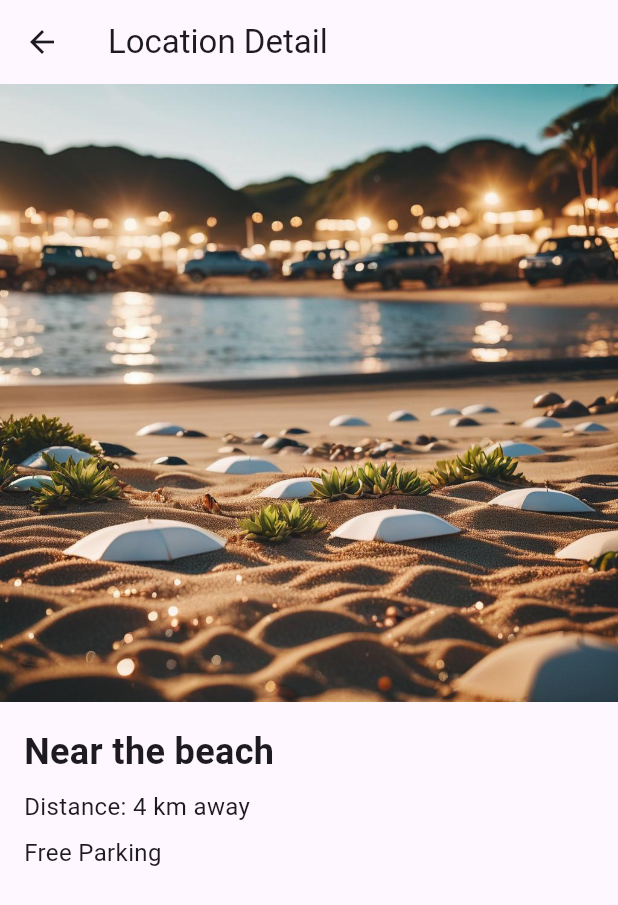
After one commit to amalendu123/producthon-02, a Flutter app: the Home screen opened directly, after a tap on "Near the beach", on a phone screen of 412 x 824 dp. The commit adds this screen. Shown: the top 905 px of the screen. Run offline on Flutter 3.47's test engine with Material 3 defaults, Android fonts, the phone set to English and light mode, and no system bars; our stand-ins replace timeline_tile.

Commit message:
added location detail page

```diff
--- a/appcode/assets/location.json
+++ b/appcode/assets/location.json
@@ -6,7 +6,9 @@
             "distance":4,
             "isPaid":false,
             "price":0,
-            "image":"assets/Location_image/image1.jpg"
+            "image":"assets/Location_image/image1.jpg",
+            "totalSlots":20,
+            "available":20
 
         },
         {
@@ -15,7 +17,9 @@
             "distance":6,
             "isPaid":false,
             "price":0,
-            "image":"assets/Location_image/image2.jpg"
+            "image":"assets/Location_image/image2.jpg",
+            "totalSlots":20,
+            "available":20
 
         },
         {
@@ -24,7 +28,9 @@
             "distance":8,
             "isPaid":true,
             "price":10,
-            "image":"assets/Location_image/image3.jpg"
+            "image":"assets/Location_image/image3.jpg",
+            "totalSlots":20,
+            "available":20
 
         }
     ]
--- /dev/null
+++ b/appcode/lib/component/LocationDetailPage.dart
@@ -0,0 +1,68 @@
+import 'package:flutter/material.dart';
+
+class LocationDetailPage extends StatelessWidget {
+  final String name;
+  final int distance;
+  final bool isPaid;
+  final int price;
+  final String image;
+
+  const LocationDetailPage({
+    Key? key,
+    required this.name,
+    required this.distance,
+    required this.isPaid,
+    required this.price,
+    required this.image,
+  }) : super(key: key);
+
+  @override
+  Widget build(BuildContext context) {
+    return Scaffold(
+      appBar: AppBar(
+        title: Text('Location Detail'),
+      ),
+      body: SingleChildScrollView(
+        child: Column(
+          crossAxisAlignment: CrossAxisAlignment.start,
+          children: [
+            Image.asset(
+              image,
+              fit: BoxFit.cover,
+            ),
+            Padding(
+              padding: const EdgeInsets.all(16.0),
+              child: Column(
+                crossAxisAlignment: CrossAxisAlignment.start,
+                children: [
+                  Text(
+                    name,
+                    style: TextStyle(
+                      fontSize: 24,
+                      fontWeight: FontWeight.bold,
+                    ),
+                  ),
+                  SizedBox(height: 8),
+                  Text(
+                    'Distance: $distance km away',
+                    style: TextStyle(fontSize: 16),
+                  ),
+                  SizedBox(height: 8),
+                  Text(
+                    isPaid ? 'Paid Parking' : 'Free Parking',
+                    style: TextStyle(fontSize: 16),
+                  ),
+                  if (isPaid)
+                    Text(
+                      'Price: \$$price',
+                      style: TextStyle(fontSize: 16),
+                    ),
+                ],
+              ),
+            ),
+          ],
+        ),
+      ),
+    );
+  }
+}
--- a/appcode/lib/component/Locationcard.dart
+++ b/appcode/lib/component/Locationcard.dart
@@ -1,3 +1,4 @@
+import 'package:appcode/component/LocationDetailPage.dart';
 import 'package:flutter/material.dart';
 
 class LocationCard extends StatelessWidget {
@@ -18,7 +19,23 @@ class LocationCard extends StatelessWidget {
 
   @override
   Widget build(BuildContext context) {
-    return Container(
+    return GestureDetector(
+      onTap: () {
+        // Navigate to the detail page when the card is tapped
+        Navigator.push(
+          context,
+          MaterialPageRoute(
+            builder: (context) => LocationDetailPage(
+              name: name,
+              distance: distance,
+              isPaid: isPaid,
+              price: price,
+              image: image,
+            ),
+          ),
+        );
+      },
+      child: Container(
         height: 200,
         margin: EdgeInsets.only(top: 20),
         decoration: BoxDecoration(
@@ -99,6 +116,7 @@ class LocationCard extends StatelessWidget {
             ),
           ],
         ),
+      ),
     );
   }
 }
```
Lines whose indentation alone changed are shown as unchanged.
